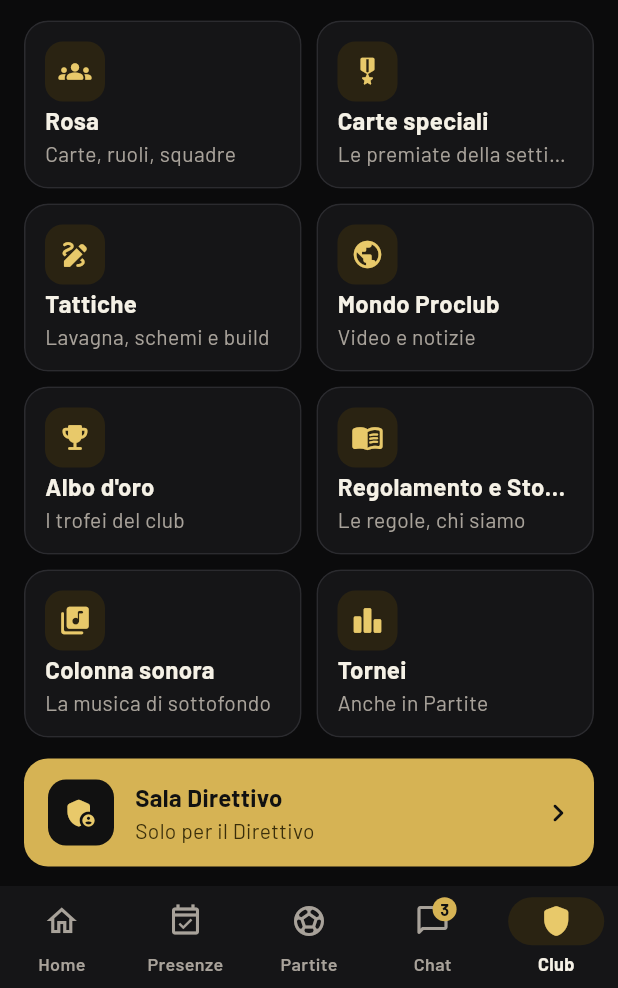
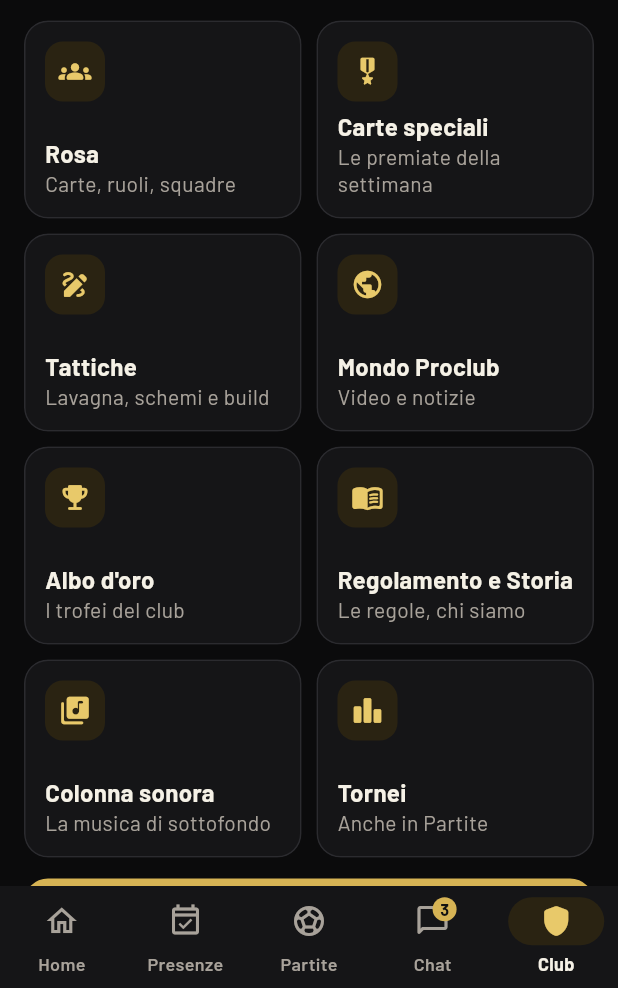
Before and after one commit to lukerondo/milanac-app, a Flutter app: the screen it shows after launch, item 5 of the bottom bar chosen, on a phone screen of 412 x 824 dp, the part 248-1236 px from its top. Run offline on Flutter 3.47's test engine with Material 3 defaults, Android fonts, the phone set to English and light mode, and no system bars; our stand-ins replace file_picker, firebase_core, firebase_messaging, flutter_riverpod, go_router, image_picker and 8 more; missing offline and left inert: agora_rtc_engine, record, video_compress; accounts and stored records are empty; network calls fail.

Commit message:
Club: titoli lunghi ridotti e descrizioni su due righe, come nella tavola
Co-Authored-By: Claude Opus 5.5 <noreply@anthropic.com>
Claude-Session: https://claude.ai/code/session_01AqbAUFgzRc6jubsGkqE32q

```diff
--- a/lib/features/club/club_page.dart
+++ b/lib/features/club/club_page.dart
@@ -48,20 +48,29 @@ class ClubPage extends ConsumerWidget {
           Column(
             crossAxisAlignment: CrossAxisAlignment.start,
             children: [
-              Text(
-                title,
-                maxLines: 1,
-                overflow: TextOverflow.ellipsis,
-                style: const TextStyle(
-                  fontSize: 16,
-                  fontWeight: FontWeight.w700,
+              // Un titolo lungo ("Regolamento e Storia") si stringe un poco invece di
+              // essere tagliato; la descrizione va su due righe come nella tavola.
+              FittedBox(
+                fit: BoxFit.scaleDown,
+                alignment: Alignment.centerLeft,
+                child: Text(
+                  title,
+                  maxLines: 1,
+                  style: const TextStyle(
+                    fontSize: 16,
+                    fontWeight: FontWeight.w700,
+                  ),
                 ),
               ),
               Text(
                 subtitle,
-                maxLines: 1,
+                maxLines: 2,
                 overflow: TextOverflow.ellipsis,
-                style: TextStyle(color: p.textMuted, fontSize: 14),
+                style: TextStyle(
+                  color: p.textMuted,
+                  fontSize: 14,
+                  height: 1.25,
+                ),
               ),
             ],
           ),
@@ -118,7 +127,7 @@ class ClubPage extends ConsumerWidget {
             mainAxisSpacing: 10,
             crossAxisSpacing: 10,
             // Altezza fissa che cresce con la dimensione del testo scelta sul telefono.
-            mainAxisExtent: 72 + MediaQuery.textScalerOf(context).scale(40),
+            mainAxisExtent: 76 + MediaQuery.textScalerOf(context).scale(56),
           ),
           children: [
             for (final s in clubSections)
```
